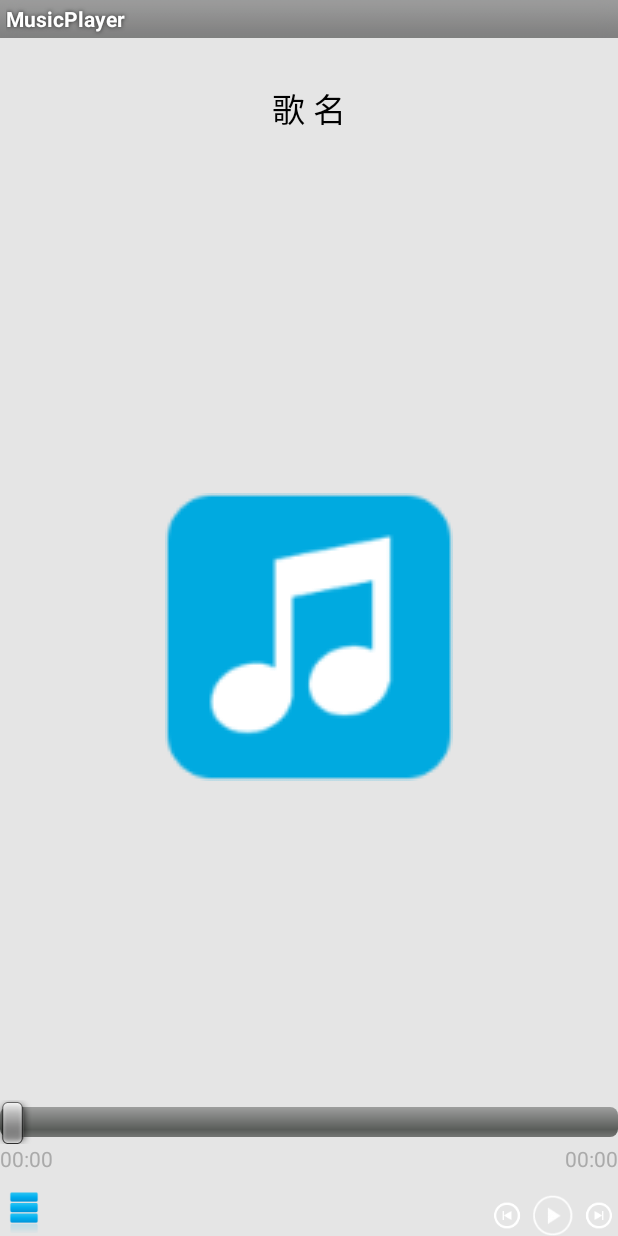
After one commit to realxz/musicplayer, an Android app: the PlayActivity screen opened directly, with no data from a screen before it, on a phone screen of 412 x 824 dp. The commit adds this screen. Run offline under Robolectric (Android 15) with nearby library versions, the phone set to English and light mode, and no system bars; 2 statements that could not run were skipped.

Commit message:
播放音乐界面初始化

```diff
--- a/app/src/main/AndroidManifest.xml
+++ b/app/src/main/AndroidManifest.xml
@@ -1,6 +1,6 @@
 <?xml version="1.0" encoding="utf-8"?>
 <manifest xmlns:android="http://schemas.android.com/apk/res/android"
-    package="com.xiezhen.musicplayer">
+    package="com.xiezhen.musicplayer" >
 
     <uses-permission android:name="android.permission.READ_EXTERNAL_STORAGE" />
     <uses-permission android:name="android.permission.WRITE_EXTERNAL_STORAGE" />
@@ -11,11 +11,11 @@
         android:icon="@mipmap/app_logo"
         android:label="@string/app_name"
         android:supportsRtl="true"
-        android:theme="@style/AppTheme">
+        android:theme="@style/AppTheme" >
         <activity
             android:name=".activity.StartActivity"
             android:configChanges="orientation|keyboardHidden|screenSize"
-            android:label="ZhenMusic">
+            android:label="ZhenMusic" >
             <intent-filter>
                 <action android:name="android.intent.action.MAIN" />
 
@@ -28,6 +28,9 @@
             android:name=".service.PlayService"
             android:enabled="true"
             android:exported="true" />
+
+        <activity android:name=".activity.PlayActivity" >
+        </activity>
     </application>
 
 </manifest>
--- a/app/src/main/java/com/xiezhen/musicplayer/activity/BaseActivity.java
+++ b/app/src/main/java/com/xiezhen/musicplayer/activity/BaseActivity.java
@@ -6,6 +6,7 @@ import android.content.ServiceConnection;
 import android.os.Bundle;
 import android.os.IBinder;
 import android.support.v4.app.FragmentActivity;
+import android.util.Log;
 
 import com.xiezhen.musicplayer.service.PlayService;
 
@@ -13,7 +14,7 @@ import com.xiezhen.musicplayer.service.PlayService;
  * Created by xiezhen on 2015/12/16 0016.
  */
 public abstract class BaseActivity extends FragmentActivity {
-    public  PlayService playService;
+    public PlayService playService;
     private boolean isBind = false;
 
     @Override
@@ -27,11 +28,13 @@ public abstract class BaseActivity extends FragmentActivity {
             PlayService.PlayBinder playBinder = (PlayService.PlayBinder) service;
             playService = playBinder.getPlayService();
             playService.setMusicUpdateListener(musicUpdateListener);
+            Log.d("xiezhen", "onServiceConnected");
         }
 
         @Override
         public void onServiceDisconnected(ComponentName name) {
-            playService=null;
+            playService = null;
+            isBind = false;
         }
     };
     private PlayService.MusicUpdateListener musicUpdateListener = new PlayService.MusicUpdateListener() {
--- /dev/null
+++ b/app/src/main/java/com/xiezhen/musicplayer/activity/PlayActivity.java
@@ -0,0 +1,85 @@
+package com.xiezhen.musicplayer.activity;
+
+import android.graphics.Bitmap;
+import android.os.Bundle;
+import android.view.View;
+import android.widget.ImageView;
+import android.widget.SeekBar;
+import android.widget.TextView;
+
+import com.xiezhen.musicplayer.R;
+import com.xiezhen.musicplayer.entity.Mp3Info;
+import com.xiezhen.musicplayer.utils.MediaUtils;
+
+import java.util.ArrayList;
+
+public class PlayActivity extends BaseActivity implements View.OnClickListener {
+    private TextView textView1_title;
+    private TextView textView1_end_time;
+    private TextView textView1_start_time;
+    private ImageView imageView1_next;
+    private ImageView imageView2_play_pause;
+    private ImageView imageView1_album;
+    private ImageView imageView3_previous;
+    private ImageView imageView1_play_mode;
+    private SeekBar seekBar1;
+    private ArrayList<Mp3Info> mp3infos;
+
+    @Override
+    protected void onCreate(Bundle savedInstanceState) {
+        super.onCreate(savedInstanceState);
+        setContentView(R.layout.activity_music_play);
+        initView();
+        addListener();
+        mp3infos = MediaUtils.getMp3Infos(this);
+        bindPlayService();
+    }
+
+    @Override
+    protected void onDestroy() {
+        super.onDestroy();
+        unbindPlayService();
+    }
+
+    public void initView() {
+        textView1_title = (TextView) findViewById(R.id.textView1_title);
+        textView1_end_time = (TextView) findViewById(R.id.textView1_end_time);
+        textView1_start_time = (TextView) findViewById(R.id.textView1_start_time);
+        imageView1_next = (ImageView) findViewById(R.id.imageView1_next);
+        imageView2_play_pause = (ImageView) findViewById(R.id.imageView2_play_pause);
+        imageView1_album = (ImageView) findViewById(R.id.imageView1_album);
+        imageView3_previous = (ImageView) findViewById(R.id.imageView3_previous);
+        imageView1_play_mode = (ImageView) findViewById(R.id.imageView1_play_mode);
+        seekBar1 = (SeekBar) findViewById(R.id.seekBar1);
+    }
+
+    private void addListener() {
+        imageView1_next.setOnClickListener(this);
+        imageView2_play_pause.setOnClickListener(this);
+        imageView3_previous.setOnClickListener(this);
+        imageView1_play_mode.setOnClickListener(this);
+
+    }
+
+    @Override
+    public void publish(int progress) {
+    }
+
+    @Override
+    public void change(int position) {
+        if (this.playService.isPlaying()) {
+            Mp3Info mp3Info = mp3infos.get(position);
+            textView1_title.setText(mp3Info.getTitle());
+            Bitmap albumBitmap = MediaUtils.getArtwork(this, mp3Info.getId(), mp3Info.getAlbumId(), true, true);
+            imageView1_album.setImageBitmap(albumBitmap);
+            textView1_end_time.setText(MediaUtils.formatTime(mp3Info.getDuration()));
+            imageView2_play_pause.setImageResource(R.mipmap.player_btn_pause_normal);
+        }
+
+    }
+
+    @Override
+    public void onClick(View v) {
+
+    }
+}
--- a/app/src/main/java/com/xiezhen/musicplayer/fragment/MyMusicListFragment.java
+++ b/app/src/main/java/com/xiezhen/musicplayer/fragment/MyMusicListFragment.java
@@ -1,6 +1,7 @@
 package com.xiezhen.musicplayer.fragment;
 
 import android.content.Context;
+import android.content.Intent;
 import android.graphics.Bitmap;
 import android.os.Bundle;
 import android.support.annotation.Nullable;
@@ -15,6 +16,7 @@ import android.widget.TextView;
 
 import com.xiezhen.musicplayer.R;
 import com.xiezhen.musicplayer.activity.MainActivity;
+import com.xiezhen.musicplayer.activity.PlayActivity;
 import com.xiezhen.musicplayer.adapter.MyMusicListAdapter;
 import com.xiezhen.musicplayer.entity.Mp3Info;
 import com.xiezhen.musicplayer.utils.MediaUtils;
@@ -64,7 +66,7 @@ public class MyMusicListFragment extends Fragment implements AdapterView.OnItemC
         tv_singer = (TextView) view.findViewById(R.id.textView_singer);
 
         listView_my_music.setOnItemClickListener(this);
-
+        iv_head.setOnClickListener(this);
         iv_play_pause.setOnClickListener(this);
         iv_next.setOnClickListener(this);
         loadData();
@@ -130,6 +132,12 @@ public class MyMusicListFragment extends Fragment implements AdapterView.OnItemC
                 mainActivity.playService.next();
                 break;
             }
+            case R.id.imageView_head: {
+                mainActivity.bindPlayService();
+                Intent intent = new Intent(mainActivity, PlayActivity.class);
+                startActivity(intent);
+                break;
+            }
             default:
                 break;
         }
--- a/app/src/main/java/com/xiezhen/musicplayer/service/PlayService.java
+++ b/app/src/main/java/com/xiezhen/musicplayer/service/PlayService.java
@@ -7,6 +7,7 @@ import android.net.Uri;
 import android.os.Binder;
 import android.os.IBinder;
 import android.support.annotation.Nullable;
+import android.util.Log;
 
 import com.xiezhen.musicplayer.entity.Mp3Info;
 import com.xiezhen.musicplayer.utils.MediaUtils;
@@ -40,7 +41,14 @@ public class PlayService extends Service {
     @Nullable
     @Override
     public IBinder onBind(Intent intent) {
+        Log.d("xiezhen", "onBind");
         return new PlayBinder();
+    }
+
+    @Override
+    public void onDestroy() {
+        super.onDestroy();
+        Log.d("xiezhen", "onDestroy");
     }
 
     @Override
@@ -49,6 +57,7 @@ public class PlayService extends Service {
         mPlayer = new MediaPlayer();
         mp3Infos = MediaUtils.getMp3Infos(this);
         es.execute(updateStatus);
+        Log.d("xiezhen", "onCreate");
     }
 
     Runnable updateStatus = new Runnable() {
--- /dev/null
+++ b/app/src/main/res/layout/activity_music_play.xml
@@ -0,0 +1,86 @@
+<?xml version="1.0" encoding="utf-8"?>
+<RelativeLayout xmlns:android="http://schemas.android.com/apk/res/android"
+    android:layout_width="match_parent"
+    android:layout_height="match_parent"
+    android:orientation="vertical">
+
+    <ImageView
+        android:id="@+id/imageView1_next"
+        android:layout_width="wrap_content"
+        android:layout_height="wrap_content"
+        android:layout_alignParentBottom="true"
+        android:layout_alignParentRight="true"
+        android:src="@mipmap/player_btn_next_normal" />
+
+    <ImageView
+        android:id="@+id/imageView2_play_pause"
+        android:layout_width="wrap_content"
+        android:layout_height="wrap_content"
+        android:layout_alignTop="@id/imageView1_next"
+        android:layout_toLeftOf="@id/imageView1_next"
+        android:src="@mipmap/player_btn_play_normal" />
+
+    <ImageView
+        android:id="@+id/imageView3_previous"
+        android:layout_width="wrap_content"
+        android:layout_height="wrap_content"
+        android:layout_alignTop="@id/imageView2_play_pause"
+        android:layout_toLeftOf="@id/imageView2_play_pause"
+        android:src="@mipmap/player_btn_pre_normal" />
+
+    <ImageView
+        android:id="@+id/imageView1_play_mode"
+        android:layout_width="wrap_content"
+        android:layout_height="wrap_content"
+        android:layout_alignParentBottom="true"
+        android:layout_alignParentLeft="true"
+        android:src="@mipmap/order" />
+
+    <TextView
+        android:id="@+id/textView1_start_time"
+        android:layout_width="wrap_content"
+        android:layout_height="wrap_content"
+        android:layout_above="@id/imageView1_play_mode"
+        android:layout_alignLeft="@id/imageView1_play_mode"
+        android:layout_marginBottom="10dp"
+        android:text="00:00"
+        android:textColor="@android:color/darker_gray" />
+
+    <TextView
+        android:id="@+id/textView1_end_time"
+        android:layout_width="wrap_content"
+        android:layout_height="wrap_content"
+        android:layout_alignBottom="@id/textView1_start_time"
+        android:layout_alignRight="@id/imageView1_next"
+        android:text="00:00"
+        android:textColor="@android:color/darker_gray" />
+
+    <SeekBar
+        android:id="@+id/seekBar1"
+        android:layout_width="match_parent"
+        android:layout_height="wrap_content"
+        android:layout_above="@id/textView1_start_time"
+        android:layout_alignParentLeft="true"
+        android:indeterminate="false" />
+
+    <ImageView
+        android:id="@+id/imageView1_album"
+        android:layout_width="192dp"
+        android:layout_height="192dp"
+        android:layout_centerInParent="true"
+        android:scaleType="fitCenter"
+        android:src="@mipmap/app_logo2" />
+
+    <TextView
+        android:id="@+id/textView1_title"
+        android:layout_width="wrap_content"
+        android:layout_height="wrap_content"
+        android:layout_alignLeft="@id/seekBar1"
+        android:layout_alignParentRight="true"
+        android:layout_alignParentTop="true"
+        android:layout_marginTop="30dp"
+        android:gravity="center"
+        android:textAppearance="?android:attr/textAppearanceLarge"
+        android:text="歌 名"
+        android:textColorHighlight="@android:color/holo_blue_light"/>
+</RelativeLayout>
```
